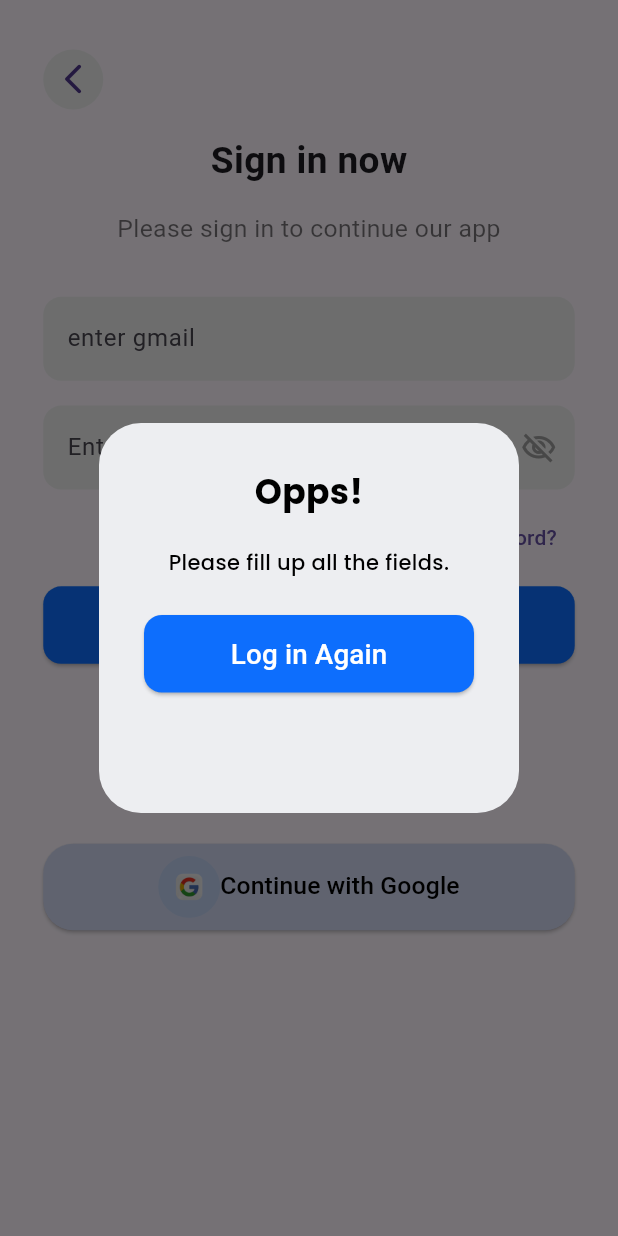
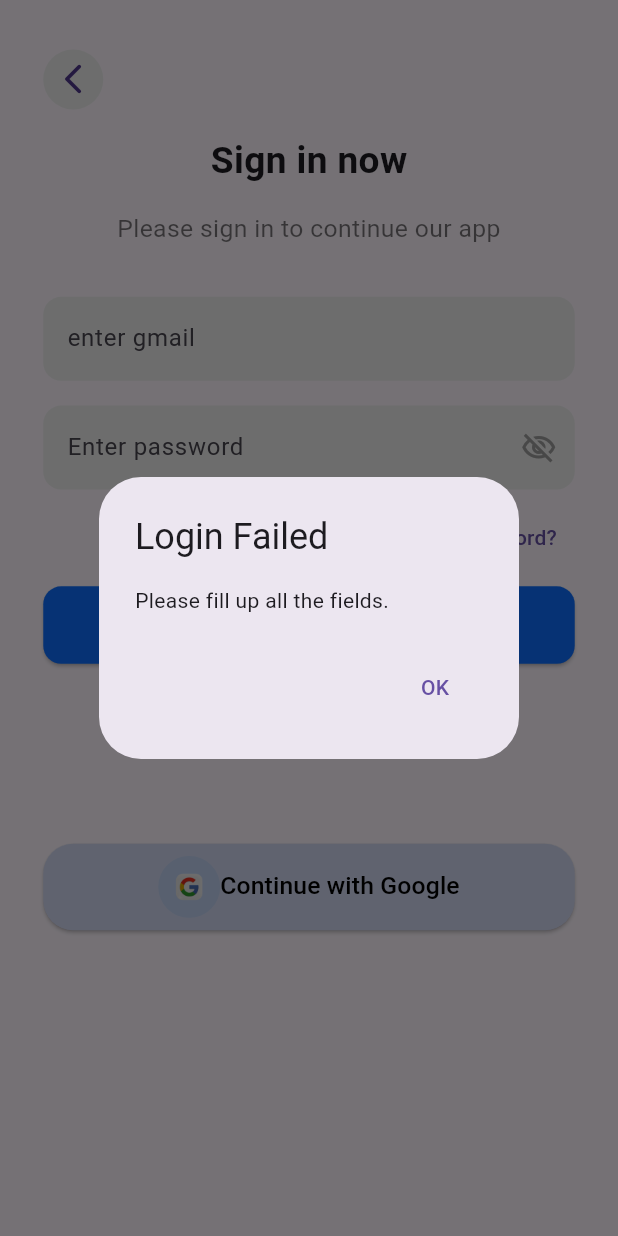
Before and after one commit to Eectrosalaf/musaafir, a Flutter app: the screen it shows after launch, after a tap on "Get Started", after a tap on "Skip", after a tap on "Log In", on a phone screen of 412 x 824 dp. Run offline on Flutter 3.47's test engine with Material 3 defaults, Android fonts, the phone set to English and light mode, and no system bars; our stand-ins replace cloud_firestore, firebase_auth, firebase_core, google_fonts, google_sign_in, table_calendar; accounts and stored records are empty.

Commit message:
all errors corrected

```diff
--- a/lib/main.dart
+++ b/lib/main.dart
@@ -1,8 +1,8 @@
+
 import 'package:flutter/material.dart';
 import 'package:firebase_core/firebase_core.dart';
 import 'package:musaafir/providers/calendar_provider.dart';
 import 'package:musaafir/screens/calendar.dart';
-import 'package:musaafir/screens/chatscreen.dart';
 import 'package:musaafir/screens/details.dart';
 import 'package:musaafir/screens/editprofile.dart';
 import 'package:musaafir/screens/forgotpassword.dart';
--- a/lib/screens/editprofile.dart
+++ b/lib/screens/editprofile.dart
@@ -157,14 +157,13 @@ class _EditField extends StatelessWidget {
   final String initialValue;
   final void Function(String?) onSaved;
   final TextInputType? keyboardType;
-  final Widget? prefix;
+  ///final Widget? prefix;
 
   const _EditField({
     required this.label,
     required this.initialValue,
     required this.onSaved,
     this.keyboardType,
-    this.prefix,
   });
 
   @override
@@ -188,7 +187,7 @@ class _EditField extends StatelessWidget {
               borderRadius: BorderRadius.circular(8),
               borderSide: BorderSide.none,
             ),
-            prefixIcon: prefix,
+            //prefixIcon: prefix,
             suffixIcon: const Icon(Icons.check, color: Colors.orange),
           ),
         ),
--- a/lib/screens/login.dart
+++ b/lib/screens/login.dart
@@ -123,39 +123,62 @@ class _LoginScreenState extends State<LoginScreen> {
                       ),
                     ),
                     onPressed: () async {
+                      // Show loading indicator
+                      showDialog(
+                        context: context,
+                        barrierDismissible: false,
+                        builder: (context) =>
+                            const Center(child: CircularProgressIndicator(color: Colors.blue,)),
+                      );
+
+                      try {
                         String output = await authenticationMethods.signInUser(
                           email: emailController.text,
                           password: passwordController.text,
                         );
 
+                        // Hide loading indicator
+                        Navigator.pop(context);
+
+                        // Clear fields
                         emailController.clear();
-
                         passwordController.clear();
 
                         if (output == 'success') {
-                        Navigator.pushNamed(
-                          // ignore: use_build_context_synchronously
-                          context,
-                          '/main',
-                        );
+                          Navigator.pushReplacementNamed(context, '/main');
                         } else {
                           showDialog(
-                          // ignore: use_build_context_synchronously
                             context: context,
-                          builder: (context) {
-                            return AnimatedContainer(
-                              duration: const Duration(seconds: 10),
-                              curve: Curves.linearToEaseOut,
-                              child: Notifyalert(
-                                onpressed: () {
-                                  Navigator.pushNamed(context, '/login');
-                                },
-                                title: 'Opps!',
-                                btntitle: 'Log in Again',
-                                details: output,
+                            builder: (context) => AlertDialog(
+                              title: const Text('Login Failed'),
+                              content: Text(output),
+                              actions: [
+                                TextButton(
+                                  onPressed: () => Navigator.pop(context),
+                                  child: const Text('OK'),
+                                ),
+                              ],
                             ),
                           );
-                          },
+                        }
+                      } catch (e) {
+                        // Hide loading indicator
+                        Navigator.pop(context);
+
+                        showDialog(
+                          context: context,
+                          builder: (context) => AlertDialog(
+                            title: const Text('Error'),
+                            content: const Text(
+                              'An unexpected error occurred. Please try again.',
+                            ),
+                            actions: [
+                              TextButton(
+                                onPressed: () => Navigator.pop(context),
+                                child: const Text('OK'),
+                              ),
+                            ],
+                          ),
                         );
                       }
                     },
--- a/lib/screens/mainscreen.dart
+++ b/lib/screens/mainscreen.dart
@@ -3,6 +3,7 @@ import 'package:musaafir/screens/calendar.dart';
 import 'package:musaafir/screens/home.dart';
 import 'package:musaafir/screens/messagelist.dart';
 import 'package:musaafir/screens/profile.dart';
+import 'package:musaafir/screens/search.dart';
 import 'package:musaafir/utils/constants.dart';
 
 class MainNav extends StatefulWidget {
@@ -16,7 +17,7 @@ class _MainNavState extends State<MainNav> {
   final List<Widget> screens = [
     HomeScreen(),
     CalendarScreen(),
-    HomeScreen(),
+    SearchScreen(),
     MessagesScreen(),
     ProfileScreen(),
   ];
--- a/lib/services/auth.dart
+++ b/lib/services/auth.dart
@@ -42,27 +42,50 @@ class AuthenticationMethods {
     return output;
   }
 
+
 Future<String> signInUser(
     {required String email, required String password}) async {
-    email.trim();
-    password.trim();
+  email = email.trim();
+  password = password.trim();
 
   String output = "Something went wrong";
-    if (email != "" && password != "") {
+  if (email.isNotEmpty && password.isNotEmpty) {
     try {
-        await firebaseAuth.signInWithEmailAndPassword(
+      print("Attempting to sign in with: $email");
+
+      // Use a try-catch specifically for the type casting issue
+      UserCredential? result;
+      try {
+        result = await firebaseAuth.signInWithEmailAndPassword(
             email: email, password: password);
+      } catch (e) {
+        if (e.toString().contains('PigeonUserDetails')) {
+          // Workaround: Check if user is actually signed in
+          await Future.delayed(const Duration(milliseconds: 500));
+          if (firebaseAuth.currentUser != null) {
+            print("Sign in successful despite casting error: ${firebaseAuth.currentUser!.uid}");
+            return "success";
+          }
+        }
+        rethrow;
+      }
 
+      if (result?.user != null) {
+        print("Sign in successful: ${result!.user!.uid}");
         output = "success";
+      }
     } on FirebaseAuthException catch (e) {
-        output = e.message.toString();
+      print("Firebase Auth Error: ${e.code} - ${e.message}");
+      output = e.message ?? "Authentication failed";
+    } catch (e) {
+      print("General Error: $e");
+      output = "Authentication failed";
     }
   } else {
     output = "Please fill up all the fields.";
   }
   return output;
 }
-
   Future<String> resetpassword({
     required String email,
   }) async {
@@ -74,8 +97,7 @@ class AuthenticationMethods {
         await firebaseAuth.sendPasswordResetEmail(
           email: email,
         );
-        //   UserDetailsModel user = UserDetailsModel(name: name, address: address);
-        //   await cloudFirestoreClass.uploadNameAndAddressToDatabase(user: user);
+
         output = "success";
       } on FirebaseAuthException catch (e) {
         output = e.message.toString();
```
Also changed, not shown: lib/models/usermodel.dart (+0 -12 lines), lib/screens/profile.dart (+19 -1 lines), lib/screens/search.dart (added, +267 -0 lines), lib/screens/signup.dart (+7 -0 lines), lib/services/notification.dart (added, +146 -0 lines), pubspec.yaml (+5 -4 lines), flutter_01.png (added), flutter_02.png (added), lib/screens/chatscreen.dart (line endings or trailing spaces), pubspec.lock, 3 other files. Lines whose indentation alone changed are shown as unchanged.
